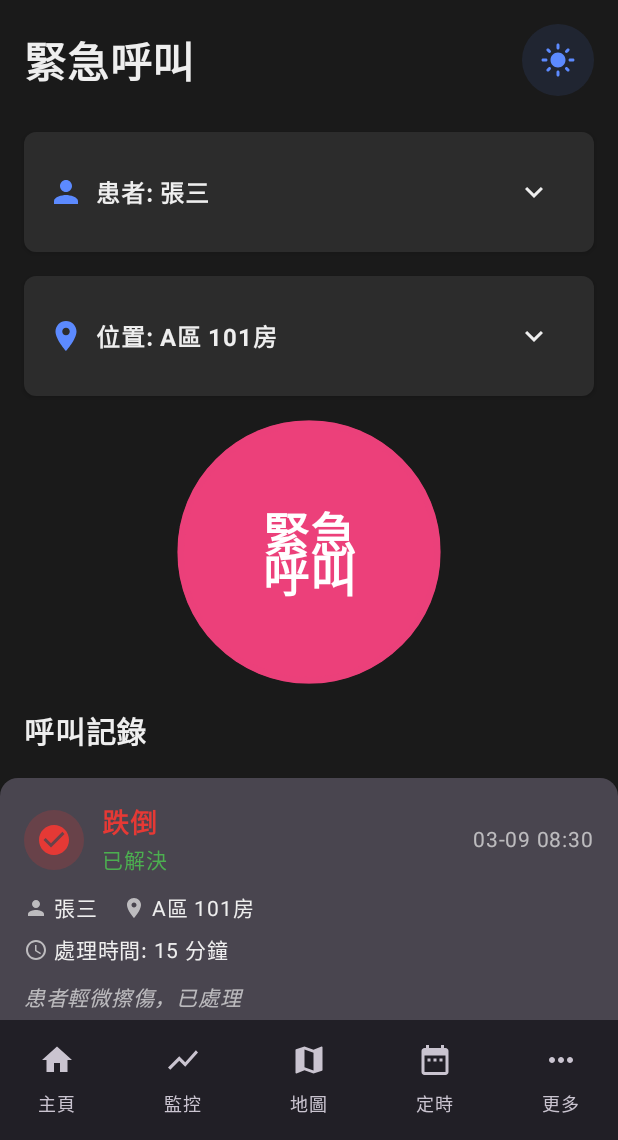
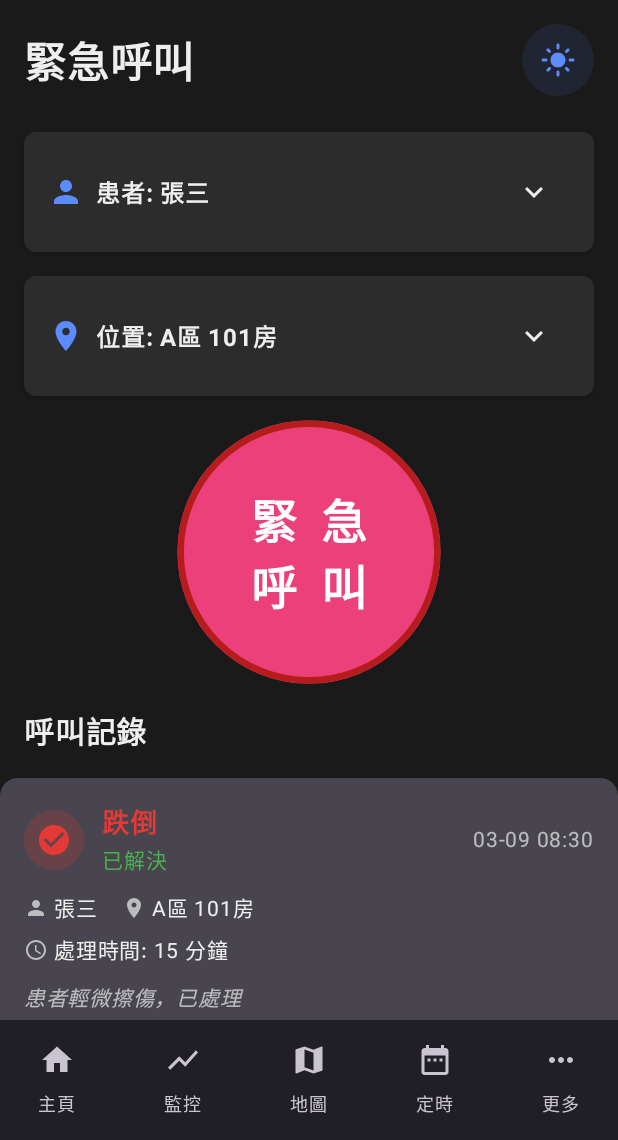
Before and after one commit to sam9407287/SeniorCarePlus, an Android app built with Jetpack Compose: the EmergencyButtonScreen screen opened through its navigation route, on a phone screen of 412 x 824 dp, the part 96-1236 px from its top. Run offline under Robolectric (Android 15) with nearby library versions, the light colour scheme and no system bars.

Commit message:
Enhance emergency call button UI: Improve text layout for better symmetry and increase border contrast with deeper red color for better visibility in emergency situations.

```diff
--- a/app/src/main/java/com/example/myapplication/ui/screens/ButtonScreen.kt
+++ b/app/src/main/java/com/example/myapplication/ui/screens/ButtonScreen.kt
@@ -490,18 +490,20 @@ fun EmergencyButtonScreen(navController: NavController) {
                             .clip(CircleShape)
                             .background(if (isDarkTheme) Color(0xFFEC407A) else Color(0xFFEC407A))
                             .border(
-                                BorderStroke(4.dp, if (isDarkTheme) Color(0x80EC407A) else Color(0x80F48FB1)),
+                                BorderStroke(4.dp, if (isDarkTheme) Color(0xFFB71C1C) else Color(0xFFC62828)),
                                 CircleShape
                             )
                             .clickable { showEmergencyDialog = true },
                         contentAlignment = Alignment.Center
                     ) {
                         Text(
-                            text = "緊急\n呼叫",
+                            text = "緊 急\n呼 叫",
                             fontSize = 28.sp,
                             fontWeight = FontWeight.Bold,
                             color = Color.White,
-                            textAlign = TextAlign.Center
+                            textAlign = TextAlign.Center,
+                            lineHeight = 40.sp,
+                            letterSpacing = 4.sp
                         )
                     }
                 }
```
